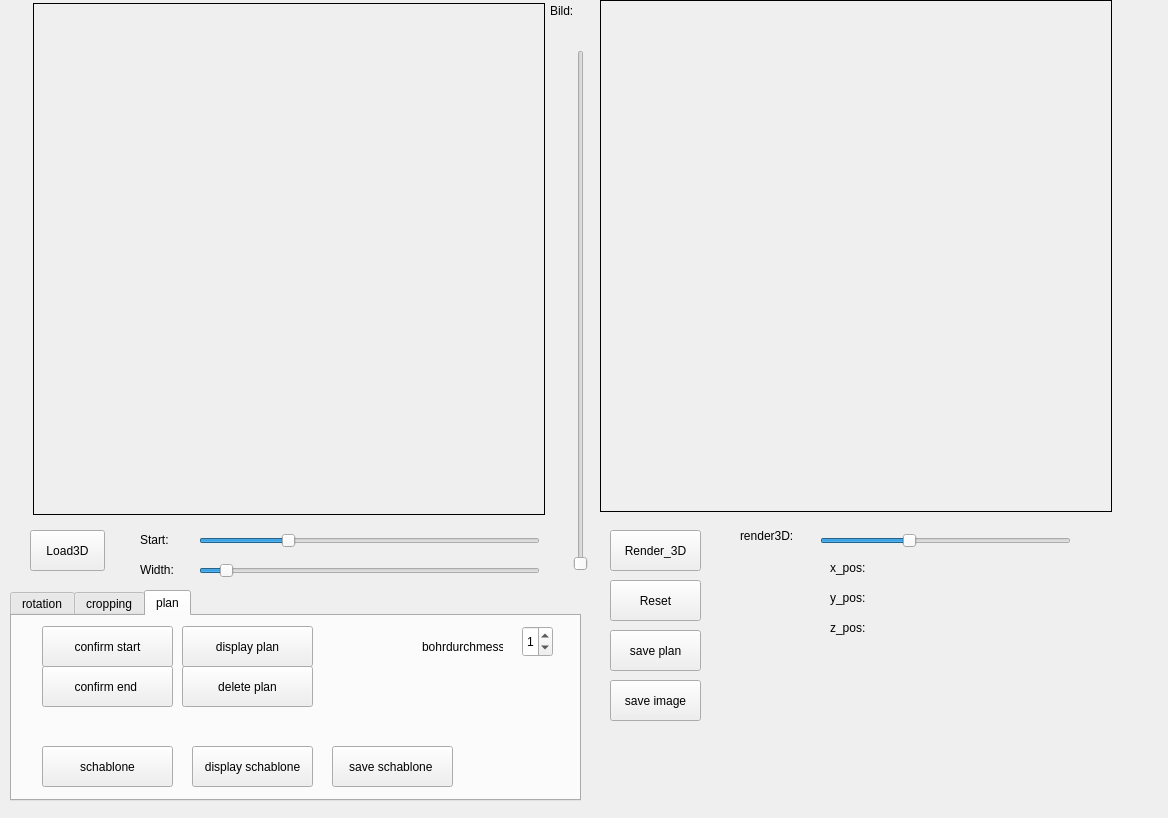
The window that app/widget.ui (jupp-kh/SWEIDM) describes before a commit, drawn with Qt 5.
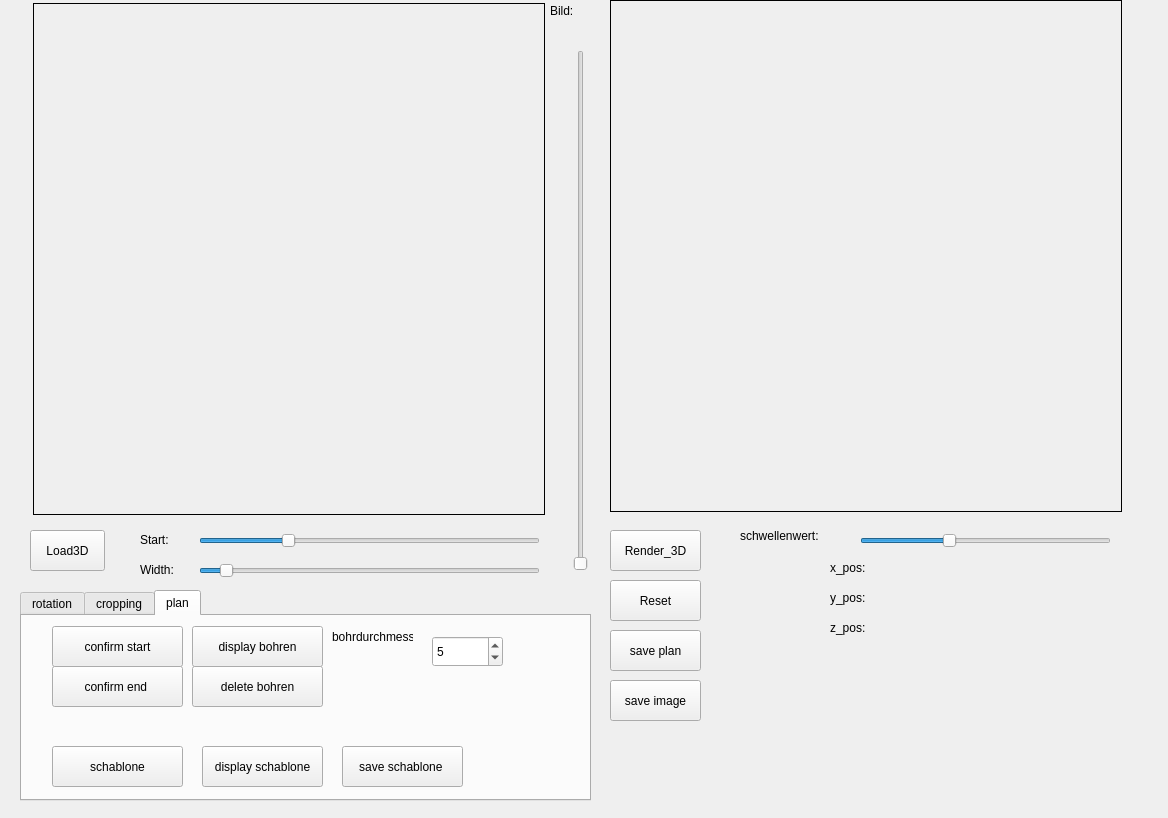
The same window after the commit.

```diff
--- a/app/widget.ui
+++ b/app/widget.ui
@@ -141,7 +141,7 @@
   <widget class="QSlider" name="horizontalSlider_schwellenwert">
    <property name="geometry">
     <rect>
-     <x>820</x>
+     <x>860</x>
      <y>530</y>
      <width>251</width>
      <height>22</height>
@@ -170,7 +170,7 @@
     </rect>
    </property>
    <property name="text">
-    <string>render3D:</string>
+    <string>schwellenwert:</string>
    </property>
   </widget>
   <widget class="QPushButton" name="pushButton_render3d">
@@ -189,7 +189,7 @@
   <widget class="QLabel" name="label_3D">
    <property name="geometry">
     <rect>
-     <x>600</x>
+     <x>610</x>
      <y>0</y>
      <width>512</width>
      <height>512</height>
@@ -283,7 +283,7 @@
   <widget class="QTabWidget" name="tabWidget">
    <property name="geometry">
     <rect>
-     <x>10</x>
+     <x>20</x>
      <y>590</y>
      <width>571</width>
      <height>211</height>
@@ -464,30 +464,33 @@
       </rect>
      </property>
      <property name="text">
-      <string>delete plan</string>
+      <string>delete bohren</string>
      </property>
     </widget>
     <widget class="QSpinBox" name="spinBox_bohrDM">
      <property name="geometry">
       <rect>
-       <x>510</x>
-       <y>10</y>
-       <width>31</width>
+       <x>410</x>
+       <y>20</y>
+       <width>71</width>
        <height>31</height>
       </rect>
      </property>
      <property name="maximum">
       <number>100</number>
      </property>
-     <property name="value">
+     <property name="singleStep">
       <number>1</number>
      </property>
+     <property name="value">
+      <number>5</number>
+     </property>
     </widget>
     <widget class="QLabel" name="label">
      <property name="geometry">
       <rect>
-       <x>410</x>
-       <y>20</y>
+       <x>310</x>
+       <y>10</y>
        <width>81</width>
        <height>21</height>
       </rect>
@@ -506,7 +509,7 @@
       </rect>
      </property>
      <property name="text">
-      <string>display plan</string>
+      <string>display bohren</string>
      </property>
     </widget>
     <widget class="QPushButton" name="pushButton_schablone">
```
Left out of the diff: 12 changed lines with no effect on the pictures.
